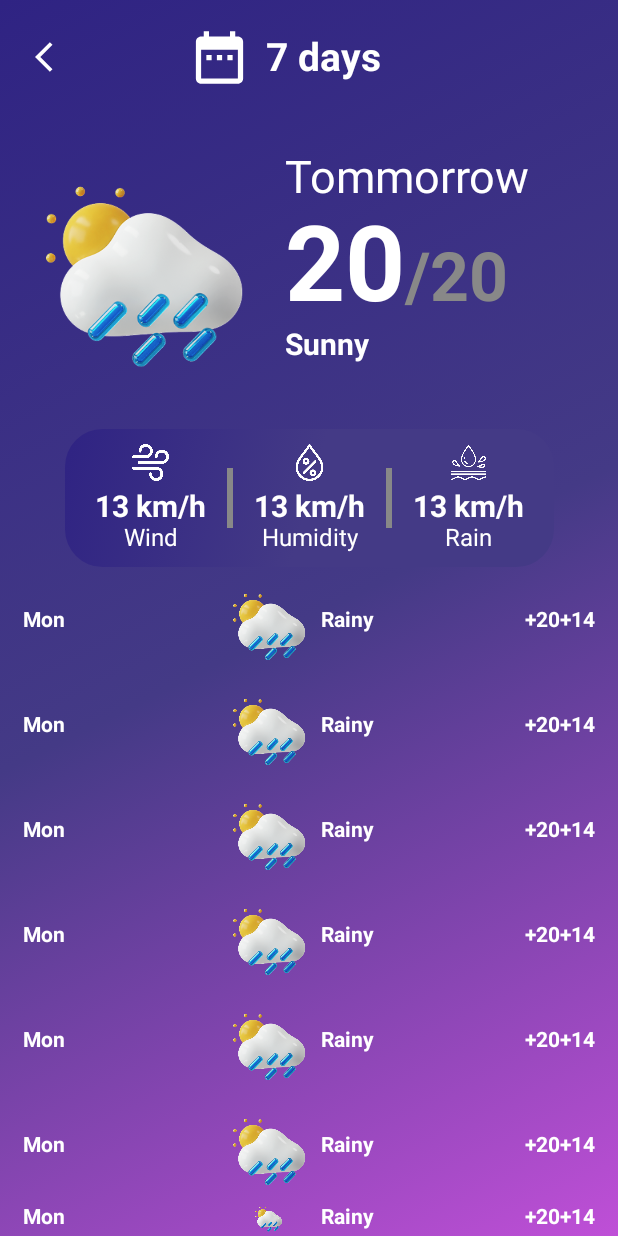
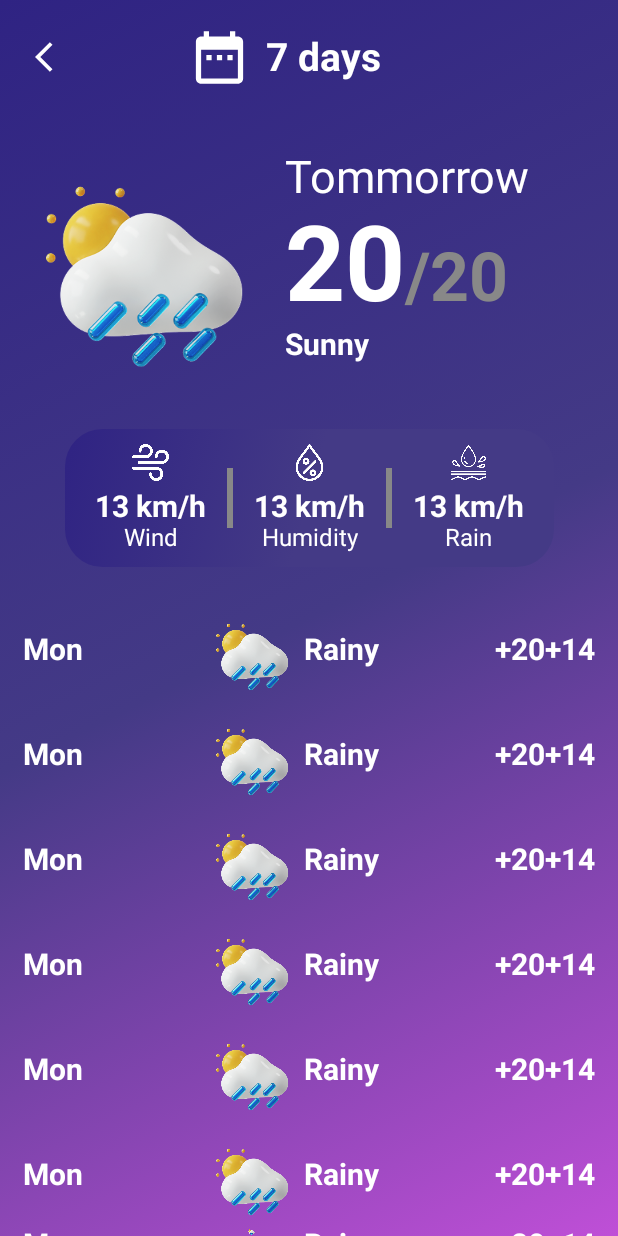
Before and after one commit to Dixith12/WeatherApp, an Android app built with Jetpack Compose: the @Preview function DetailScreen, on a phone screen of 412 x 824 dp. Run offline under Robolectric (Android 15) with nearby library versions, the phone set to English and light mode, and no system bars.

Commit message:
feat: Added some component to DetailScreen

```diff
--- a/app/src/main/java/com/example/weatherapp/screen/DetailScreen.kt
+++ b/app/src/main/java/com/example/weatherapp/screen/DetailScreen.kt
@@ -77,7 +77,8 @@ fun RowCard() {
     {
         Text("Mon",
             color = Color.White,
-            fontWeight = FontWeight.Bold)
+            fontWeight = FontWeight.Bold,
+            fontSize = 20.sp)
         Row(verticalAlignment = Alignment.CenterVertically)
         {
             Image(painter = painterResource(id = R.drawable.weatherlogo),
@@ -85,11 +86,13 @@ fun RowCard() {
                 modifier = Modifier.size(70.dp))
             Text("Rainy",
                 color = Color.White,
-                fontWeight = FontWeight.Bold)
+                fontWeight = FontWeight.Bold,
+                fontSize = 20.sp)
         }
         Text("+20+14",
             color = Color.White,
-            fontWeight = FontWeight.Bold)
+            fontWeight = FontWeight.Bold,
+            fontSize = 20.sp)
     }
 }
 
@@ -155,7 +158,7 @@ fun UpperSection() {
 
 @Composable
 fun DetailCards() {
-    Box(modifier = Modifier.padding(top = 20.dp)
+    Box(modifier = Modifier.padding(top = 20.dp, bottom = 20.dp)
         .clip(RoundedCornerShape(25.dp))
         .background(brush = Brush.linearGradient(listOf(Color(0xFF2F2383),Color(0xFF443A86),Color(0xFF443A86)))))
     {
```
